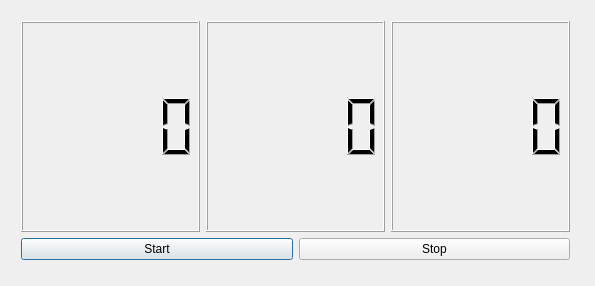
First picture: the form in dialog.ui, repository UA12/Stopwatch, before the edit.
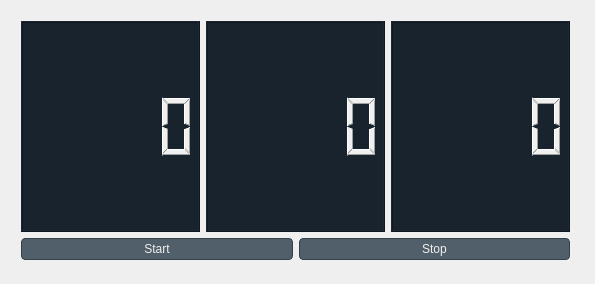
Second picture: the form after the edit.

What changed in the file:
```diff
--- a/dialog.ui
+++ b/dialog.ui
@@ -7,13 +7,81 @@
     <x>0</x>
     <y>0</y>
     <width>595</width>
-    <height>286</height>
+    <height>284</height>
    </rect>
   </property>
   <property name="windowTitle">
    <string>Dialog</string>
   </property>
-  <widget class="QWidget" name="">
+  <property name="styleSheet">
+   <string notr="true">QLCDNumber {
+    background-color: #19232D;
+    color: #F0F0F0;
+}
+
+QLCDNumber:disabled {
+    background-color: #19232D;
+    color: #787878;
+}
+QPushButton {
+    background-color: #505F69 ;
+    border: 1px solid #32414B;
+    color: #F0F0F0;
+    border-radius: 4px;
+    padding: 3px;
+    outline: none;
+}
+
+QPushButton:disabled {
+    background-color: #32414B;
+    border: 1px solid #32414B;
+    color: #787878;
+    border-radius: 4px;
+    padding: 3px;
+}
+
+
+QPushButton:checked {
+    background-color: #32414B;
+    border: 1px solid #32414B;
+    border-radius: 4px;
+    padding: 3px;
+    outline: none;
+}
+
+QPushButton:checked:disabled {
+    background-color: #19232D;
+    border: 1px solid #32414B;
+    color: #787878;
+    border-radius: 4px;
+    padding: 3px;
+    outline: none;
+}
+
+QPushButton::menu-indicator {
+    subcontrol-origin: padding;
+    subcontrol-position: bottom right;
+    bottom: 4px;
+}
+
+QPushButton:pressed {
+    background-color: #19232D;
+    border: 1px solid #19232D;
+}
+
+QPushButton:hover,
+QPushButton:checked:hover{
+    border: 1px solid #148CD2;
+    color: #F0F0F0;
+}
+
+QPushButton:selected,
+QPushButton:checked:selected{
+    background: #1464A0;
+    color: #32414B;
+}</string>
+  </property>
+  <widget class="QWidget" name="layoutWidget">
    <property name="geometry">
     <rect>
      <x>10</x>
```
